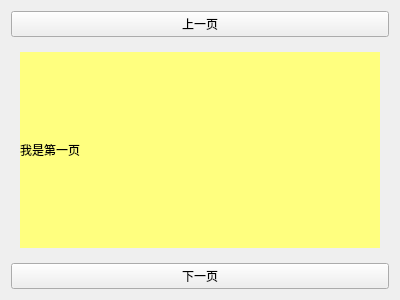
First picture: the form in examples/QBasicUiKitDemo/form/miniiconwidgetdemo.ui, repository daodaoliang/QDaodaoliang, before the edit.
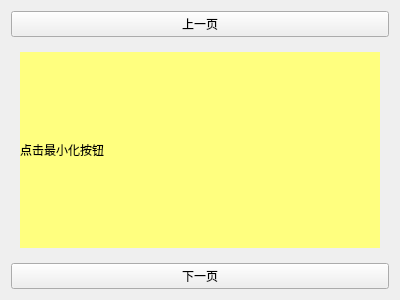
Second picture: the form after the edit. The open tabs and pages were chosen to show the change. Custom widgets are drawn as their Qt base class.

Diff of the .ui file:
```diff
--- a/examples/QBasicUiKitDemo/form/miniiconwidgetdemo.ui
+++ b/examples/QBasicUiKitDemo/form/miniiconwidgetdemo.ui
@@ -55,7 +55,7 @@
           <string notr="true">background-color: rgb(255, 255, 127);</string>
          </property>
          <property name="text">
-          <string>我是第一页</string>
+          <string>点击最小化按钮</string>
          </property>
         </widget>
        </item>
```
Left out of the diff: 4 changed lines with no effect on the pictures.
